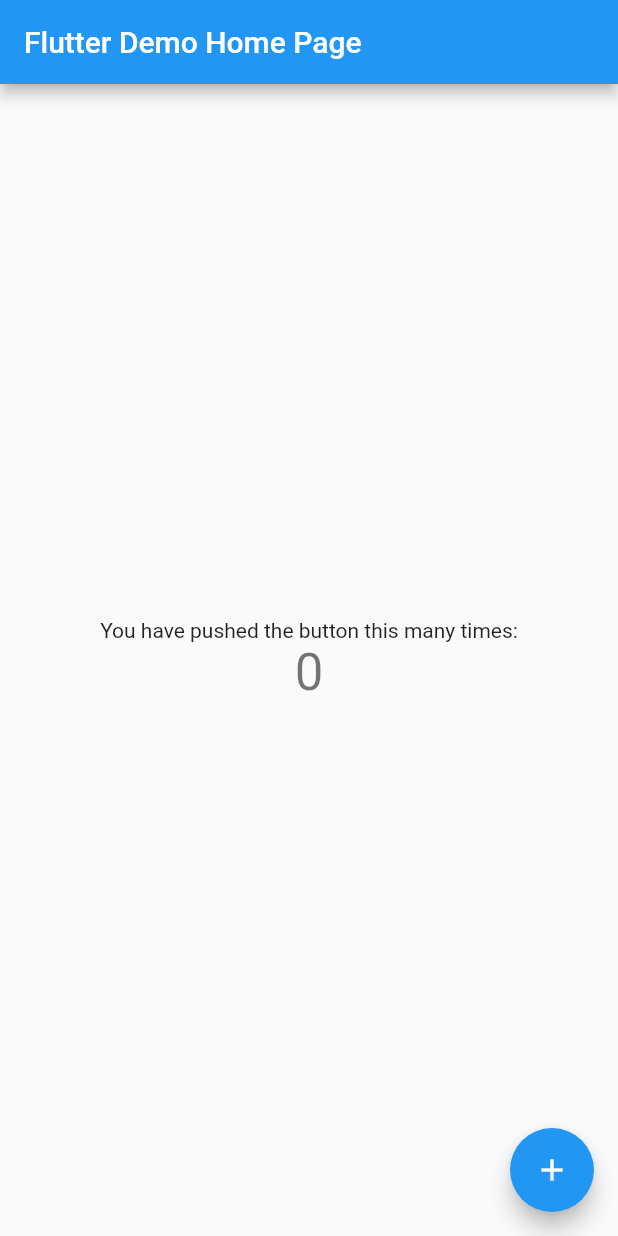
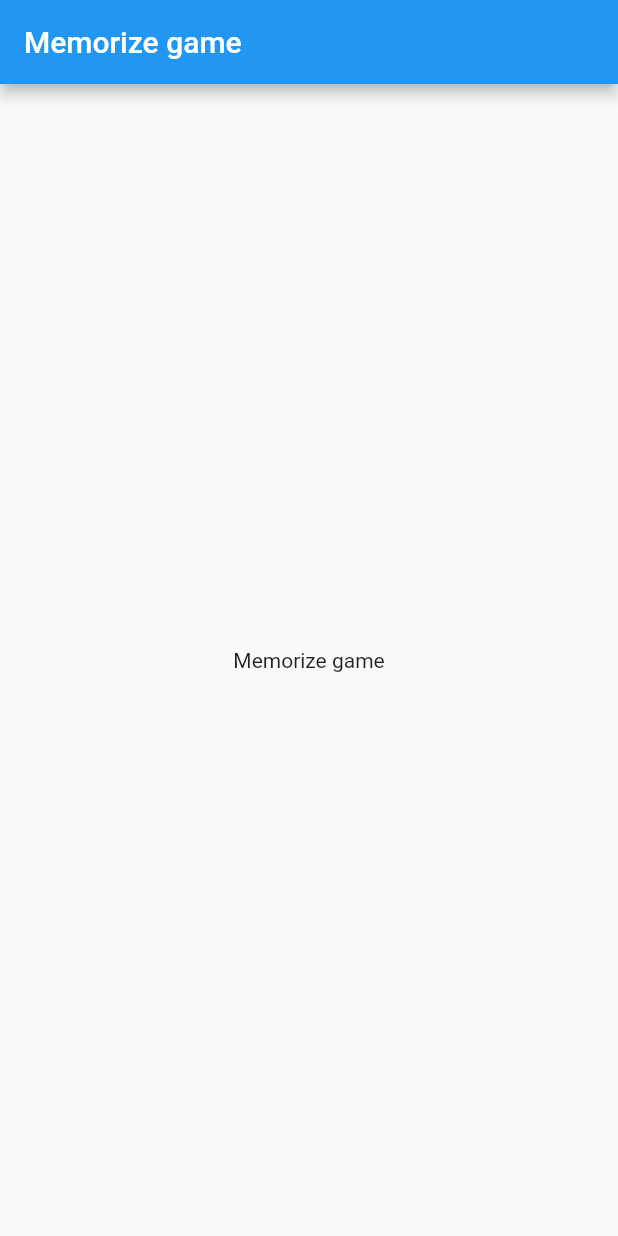
Before and after one commit to IDvan007/memorize, a Flutter app: the screen it shows after launch, on a phone screen of 412 x 824 dp. Run offline on Flutter 3.47's test engine with Material 2 defaults, Android fonts, the phone set to English and light mode, and no system bars.

Commit message:
Start programm

```diff
--- a/lib/main.dart
+++ b/lib/main.dart
@@ -11,7 +11,7 @@ class MyApp extends StatelessWidget {
   @override
   Widget build(BuildContext context) {
     return MaterialApp(
-      title: 'Flutter Demo',
+      title: 'Memorize game',
       theme: ThemeData(
         // This is the theme of your application.
         //
@@ -24,12 +24,12 @@ class MyApp extends StatelessWidget {
         // is not restarted.
         primarySwatch: Colors.blue,
       ),
-      home: const MyHomePage(title: 'Flutter Demo Home Page'),
+      home: const MyHomePage(title: 'Memorize game'),
     );
   }
 }
 
-class MyHomePage extends StatefulWidget {
+  class MyHomePage extends StatefulWidget {
   const MyHomePage({super.key, required this.title});
 
   // This widget is the home page of your application. It is stateful, meaning
@@ -48,18 +48,7 @@ class MyHomePage extends StatefulWidget {
 }
 
 class _MyHomePageState extends State<MyHomePage> {
-  int _counter = 0;
 
-  void _incrementCounter() {
-    setState(() {
-      // This call to setState tells the Flutter framework that something has
-      // changed in this State, which causes it to rerun the build method below
-      // so that the display can reflect the updated values. If we changed
-      // _counter without calling setState(), then the build method would not be
-      // called again, and so nothing would appear to happen.
-      _counter++;
-    });
-  }
 
   @override
   Widget build(BuildContext context) {
@@ -96,20 +85,11 @@ class _MyHomePageState extends State<MyHomePage> {
           mainAxisAlignment: MainAxisAlignment.center,
           children: <Widget>[
             const Text(
-              'You have pushed the button this many times:',
-            ),
-            Text(
-              '$_counter',
-              style: Theme.of(context).textTheme.headlineMedium,
+              'Memorize game',
             ),
           ],
         ),
       ),
-      floatingActionButton: FloatingActionButton(
-        onPressed: _incrementCounter,
-        tooltip: 'Increment',
-        child: const Icon(Icons.add),
-      ), // This trailing comma makes auto-formatting nicer for build methods.
     );
   }
 }
```
